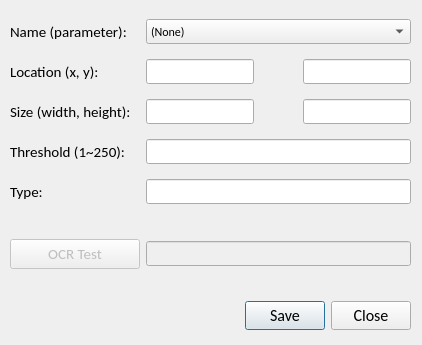
Old version of the form src/aoi_editor.ui in the repository hyungjungkim/low-cost-vision-based-cnc-machine-tool-status-monitoring.
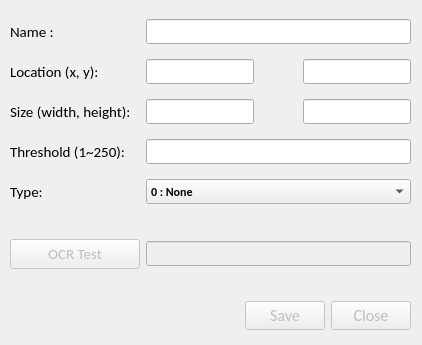
New version of the form.

```diff
--- a/src/aoi_editor.ui
+++ b/src/aoi_editor.ui
@@ -22,6 +22,9 @@
    <locale language="English" country="UnitedStates"/>
   </property>
   <widget class="QDialogButtonBox" name="buttonBox">
+   <property name="enabled">
+    <bool>false</bool>
+   </property>
    <property name="geometry">
     <rect>
      <x>220</x>
@@ -316,28 +319,6 @@
       </property>
      </widget>
     </item>
-    <item row="4" column="1">
-     <widget class="QLineEdit" name="txtType">
-      <property name="minimumSize">
-       <size>
-        <width>0</width>
-        <height>25</height>
-       </size>
-      </property>
-      <property name="font">
-       <font>
-        <family>Calibri</family>
-        <pointsize>10</pointsize>
-       </font>
-      </property>
-      <property name="alignment">
-       <set>Qt::AlignCenter</set>
-      </property>
-      <property name="readOnly">
-       <bool>true</bool>
-      </property>
-     </widget>
-    </item>
     <item row="3" column="1">
      <widget class="QLineEdit" name="txtThreshold">
       <property name="minimumSize">
@@ -394,24 +375,30 @@
        <enum>QFrame::NoFrame</enum>
       </property>
       <property name="text">
-       <string>Name (parameter):</string>
+       <string>Name :</string>
       </property>
      </widget>
     </item>
-    <item row="0" column="1">
-     <widget class="QComboBox" name="cbbParam">
+    <item row="4" column="1">
+     <widget class="QComboBox" name="cbbType">
       <property name="minimumSize">
        <size>
         <width>0</width>
         <height>25</height>
        </size>
       </property>
+      <property name="font">
+       <font>
+        <weight>75</weight>
+        <bold>true</bold>
+       </font>
+      </property>
       <property name="currentIndex">
        <number>0</number>
       </property>
       <item>
        <property name="text">
-        <string>(None)</string>
+        <string>0 : None</string>
        </property>
       </item>
       <item>
@@ -429,51 +416,30 @@
         <string>NC Progress</string>
        </property>
       </item>
-      <item>
-       <property name="text">
-        <string>Actual Spindle RPM</string>
-       </property>
-      </item>
-      <item>
-       <property name="text">
-        <string>Prog. Spindle RPM</string>
-       </property>
-      </item>
-      <item>
-       <property name="text">
-        <string>Spindle Override</string>
-       </property>
-      </item>
-      <item>
-       <property name="text">
-        <string>Actual Feed</string>
-       </property>
-      </item>
-      <item>
-       <property name="text">
-        <string>Prog. Feed</string>
-       </property>
-      </item>
-      <item>
-       <property name="text">
-        <string>Feed Override</string>
-       </property>
-      </item>
-      <item>
-       <property name="text">
-        <string>Active Tool No.</string>
-       </property>
-      </item>
-      <item>
-       <property name="text">
-        <string>Actual Load</string>
-       </property>
-      </item>
-      <item>
-       <property name="text">
-        <string>Error Code</string>
-       </property>
-      </item>
+     </widget>
+    </item>
+    <item row="0" column="1">
+     <widget class="QLineEdit" name="txtName">
+      <property name="minimumSize">
+       <size>
+        <width>0</width>
+        <height>25</height>
+       </size>
+      </property>
+      <property name="font">
+       <font>
+        <family>Calibri</family>
+        <pointsize>10</pointsize>
+        <weight>75</weight>
+        <bold>true</bold>
+       </font>
+      </property>
+      <property name="alignment">
+       <set>Qt::AlignCenter</set>
+      </property>
+      <property name="readOnly">
+       <bool>false</bool>
+      </property>
      </widget>
     </item>
    </layout>
```
Left out of the diff: 6 changed lines with no effect on the pictures.
